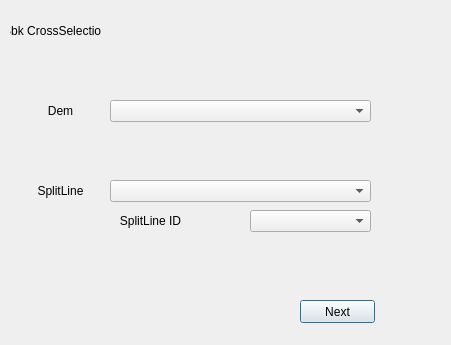
Before: the Qt Designer form FirstPage.ui in AlterChiu/SMM-2020-CrossSectionEditor-Qplugin, drawn with Qt 5.
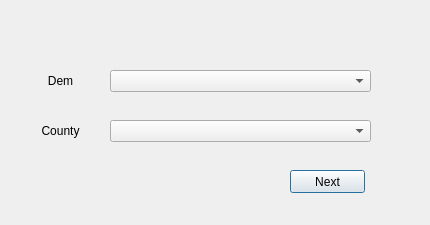
After: the same form once the commit is applied. Custom widgets are drawn as their Qt base class.

```diff
--- a/FirstPage.ui
+++ b/FirstPage.ui
@@ -6,28 +6,18 @@
    <rect>
     <x>0</x>
     <y>0</y>
-    <width>451</width>
-    <height>345</height>
+    <width>430</width>
+    <height>225</height>
    </rect>
   </property>
   <property name="windowTitle">
    <string>CrossSectiotPlotter</string>
   </property>
-  <widget class="QgsFileWidget" name="SbkFileSelection">
-   <property name="geometry">
-    <rect>
-     <x>110</x>
-     <y>20</y>
-     <width>291</width>
-     <height>27</height>
-    </rect>
-   </property>
-  </widget>
   <widget class="QLabel" name="DemLabel">
    <property name="geometry">
     <rect>
      <x>20</x>
-     <y>100</y>
+     <y>70</y>
      <width>81</width>
      <height>21</height>
     </rect>
@@ -42,59 +32,11 @@
     <set>Qt::AlignCenter</set>
    </property>
   </widget>
-  <widget class="QLabel" name="SbkLabel">
-   <property name="geometry">
-    <rect>
-     <x>10</x>
-     <y>20</y>
-     <width>91</width>
-     <height>21</height>
-    </rect>
-   </property>
-   <property name="layoutDirection">
-    <enum>Qt::LeftToRight</enum>
-   </property>
-   <property name="text">
-    <string>Sbk CrossSelection</string>
-   </property>
-   <property name="alignment">
-    <set>Qt::AlignCenter</set>
-   </property>
-  </widget>
-  <widget class="QLabel" name="SplitLabel">
-   <property name="geometry">
-    <rect>
-     <x>20</x>
-     <y>180</y>
-     <width>81</width>
-     <height>21</height>
-    </rect>
-   </property>
-   <property name="layoutDirection">
-    <enum>Qt::LeftToRight</enum>
-   </property>
-   <property name="text">
-    <string>SplitLine</string>
-   </property>
-   <property name="alignment">
-    <set>Qt::AlignCenter</set>
-   </property>
-  </widget>
   <widget class="QComboBox" name="DemComboBox">
    <property name="geometry">
     <rect>
      <x>110</x>
-     <y>100</y>
-     <width>261</width>
-     <height>22</height>
-    </rect>
-   </property>
-  </widget>
-  <widget class="QComboBox" name="SplitLineComboBox">
-   <property name="geometry">
-    <rect>
-     <x>110</x>
-     <y>180</y>
+     <y>70</y>
      <width>261</width>
      <height>22</height>
     </rect>
@@ -103,8 +45,8 @@
   <widget class="QPushButton" name="NextButton">
    <property name="geometry">
     <rect>
-     <x>300</x>
-     <y>300</y>
+     <x>290</x>
+     <y>170</y>
      <width>75</width>
      <height>23</height>
     </rect>
@@ -113,47 +55,11 @@
     <string>Next</string>
    </property>
   </widget>
-  <widget class="QLabel" name="SbkAlert">
+  <widget class="QLabel" name="CountyLabel">
    <property name="geometry">
     <rect>
-     <x>110</x>
-     <y>50</y>
-     <width>261</width>
-     <height>16</height>
-    </rect>
-   </property>
-   <property name="text">
-    <string/>
-   </property>
-  </widget>
-  <widget class="QLabel" name="DemAlter">
-   <property name="geometry">
-    <rect>
-     <x>110</x>
-     <y>130</y>
-     <width>261</width>
-     <height>16</height>
-    </rect>
-   </property>
-   <property name="text">
-    <string/>
-   </property>
-  </widget>
-  <widget class="QComboBox" name="SplitLineFeatureComboBox">
-   <property name="geometry">
-    <rect>
-     <x>250</x>
-     <y>210</y>
-     <width>121</width>
-     <height>22</height>
-    </rect>
-   </property>
-  </widget>
-  <widget class="QLabel" name="SplitLineIdLaber">
-   <property name="geometry">
-    <rect>
-     <x>110</x>
-     <y>210</y>
+     <x>20</x>
+     <y>120</y>
      <width>81</width>
      <height>21</height>
     </rect>
@@ -162,33 +68,23 @@
     <enum>Qt::LeftToRight</enum>
    </property>
    <property name="text">
-    <string>SplitLine ID</string>
+    <string>County</string>
    </property>
    <property name="alignment">
     <set>Qt::AlignCenter</set>
    </property>
   </widget>
-  <widget class="QLabel" name="SplitLineAlert">
+  <widget class="QComboBox" name="CountyComboBox">
    <property name="geometry">
     <rect>
      <x>110</x>
-     <y>240</y>
+     <y>120</y>
      <width>261</width>
-     <height>16</height>
+     <height>22</height>
     </rect>
    </property>
-   <property name="text">
-    <string/>
-   </property>
   </widget>
  </widget>
- <customwidgets>
-  <customwidget>
-   <class>QgsFileWidget</class>
-   <extends>QWidget</extends>
-   <header>qgsfilewidget.h</header>
-  </customwidget>
- </customwidgets>
  <resources/>
  <connections/>
 </ui>
```
